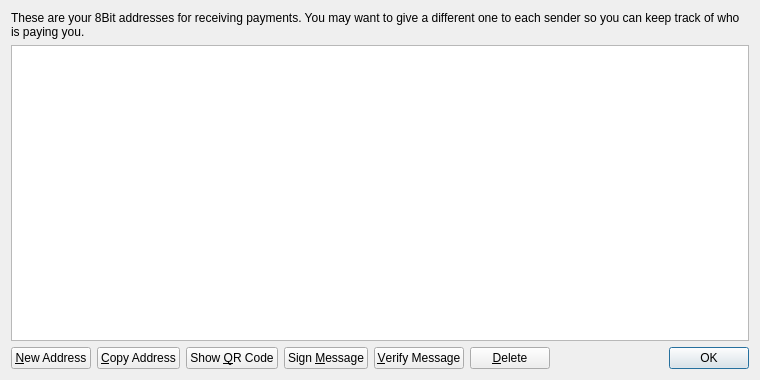
This is src/qt/forms/addressbookpage.ui in PXLFuSSeL/WorldCurrencyCoin as Qt 5 draws it before an edit. The edited form follows.
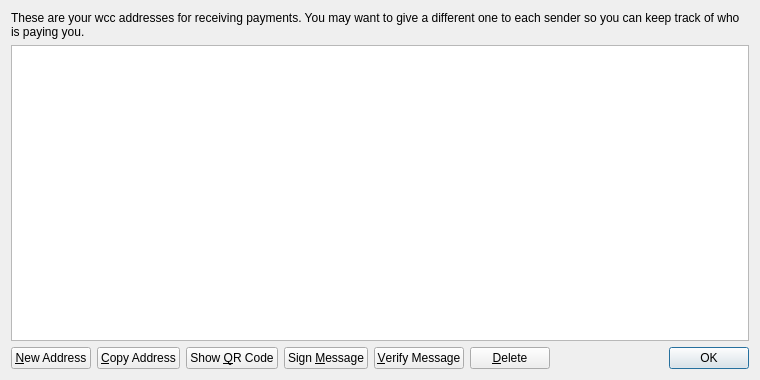
This is the edited form.

The edit to the form file:
```diff
--- a/src/qt/forms/addressbookpage.ui
+++ b/src/qt/forms/addressbookpage.ui
@@ -17,7 +17,7 @@
    <item>
     <widget class="QLabel" name="labelExplanation">
      <property name="text">
-      <string>These are your 8Bit addresses for receiving payments. You may want to give a different one to each sender so you can keep track of who is paying you.</string>
+      <string>These are your wcc addresses for receiving payments. You may want to give a different one to each sender so you can keep track of who is paying you.</string>
      </property>
      <property name="textFormat">
       <enum>Qt::PlainText</enum>
```
Left out of the diff: 4 changed lines with no effect on the pictures.
